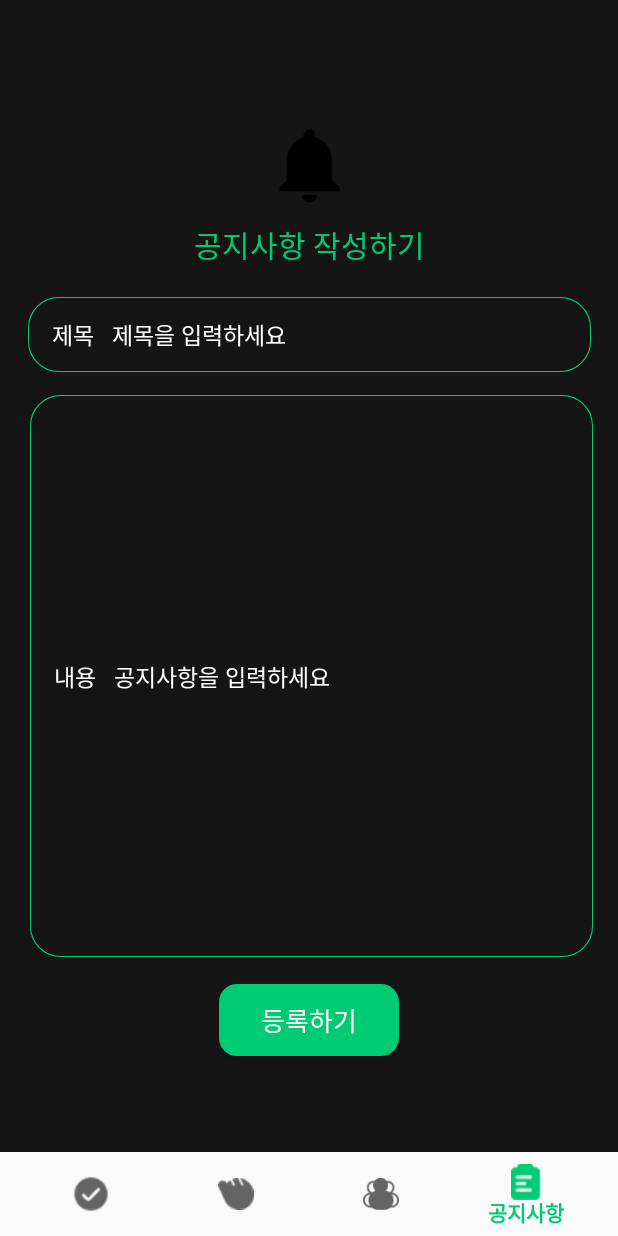
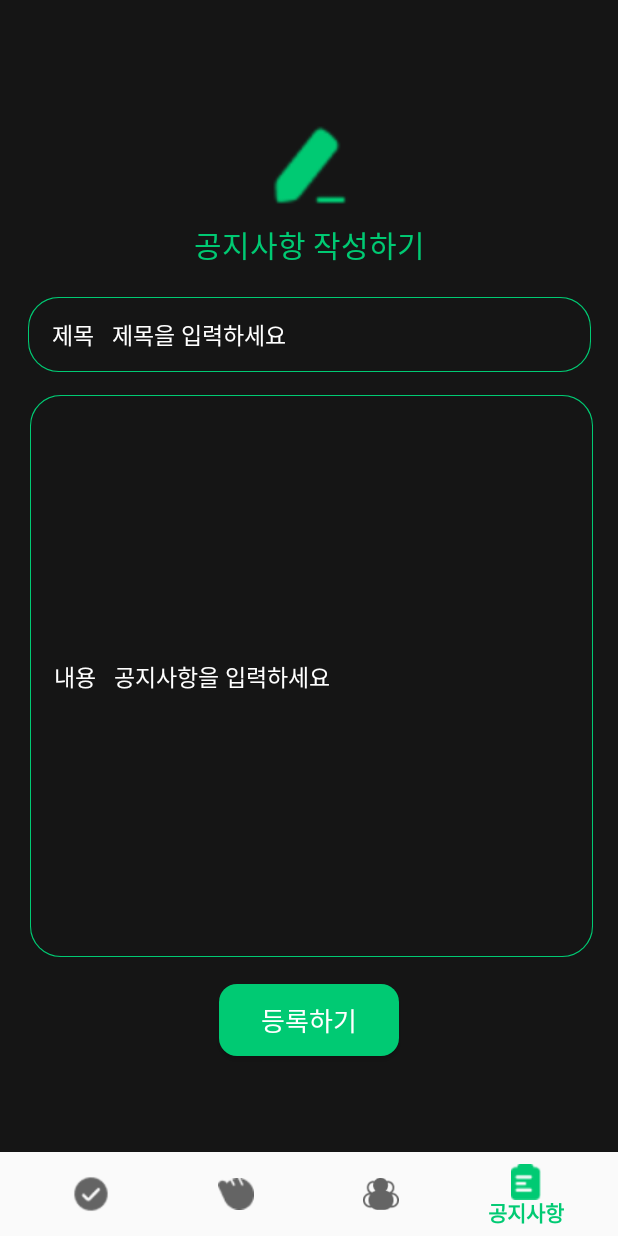
Before and after one commit to TEAM-ALOM/Alom_Alom_Android, an Android app: the AnnouncementFragment screen opened through its navigation route, on a phone screen of 412 x 824 dp. Run offline under Robolectric (Android 15) with nearby library versions, the phone set to English and light mode, and no system bars; our stand-ins replace navigation-ui.

Commit message:
공지 작성 페이지 이미지뷰 변경

```diff
--- a/app/src/main/res/layout/fragment_announcement.xml
+++ b/app/src/main/res/layout/fragment_announcement.xml
@@ -12,7 +12,7 @@
         android:layout_width="75dp"
         android:layout_height="60dp"
         android:layout_marginTop="80dp"
-        android:src="@drawable/ic_notifications_black_24dp"
+        android:src="@drawable/edit"
 
         app:layout_constraintBottom_toTopOf="@+id/textView"
         app:layout_constraintEnd_toEndOf="parent"
```
